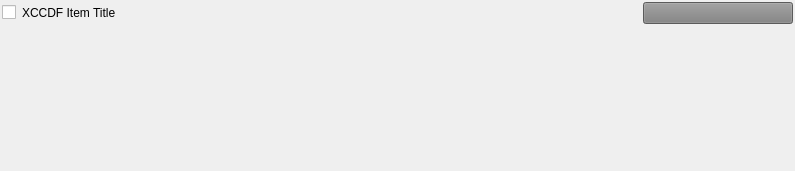
The window that ui/RuleResultItem.ui (OpenSCAP/scap-workbench) describes before a commit, drawn with Qt 5.
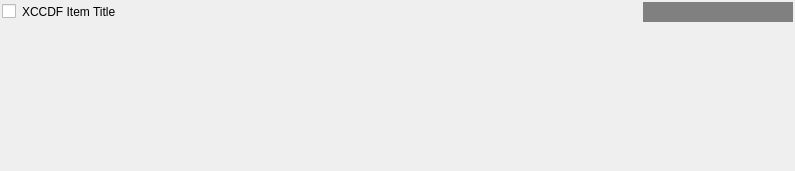
The same window after the commit.

Commit message:
Use QLabel for result instead of QPushButton
The result isn't meant to be pushed and QLabel allows us to get closer
to the look of HTML report from openscap 1.1.x

Diff of the .ui file:
```diff
--- a/ui/RuleResultItem.ui
+++ b/ui/RuleResultItem.ui
@@ -56,9 +56,9 @@
        </widget>
       </item>
       <item>
-       <widget class="QPushButton" name="result">
+       <widget class="QLabel" name="result">
         <property name="sizePolicy">
-         <sizepolicy hsizetype="Maximum" vsizetype="Fixed">
+         <sizepolicy hsizetype="Maximum" vsizetype="Preferred">
           <horstretch>0</horstretch>
           <verstretch>0</verstretch>
          </sizepolicy>
@@ -70,14 +70,14 @@
          </size>
         </property>
         <property name="styleSheet">
-         <string notr="true">background: #808080;
-text-align: center;
-font-weight: bold;
-color: #ffffff;</string>
+         <string notr="true">text-align: center; font-weight: bold; color: #ffffff; padding: 3px; background: #808080; </string>
         </property>
         <property name="text">
          <string/>
         </property>
+        <property name="alignment">
+         <set>Qt::AlignCenter</set>
+        </property>
        </widget>
       </item>
      </layout>
```
The commit also changes 1 other file.
